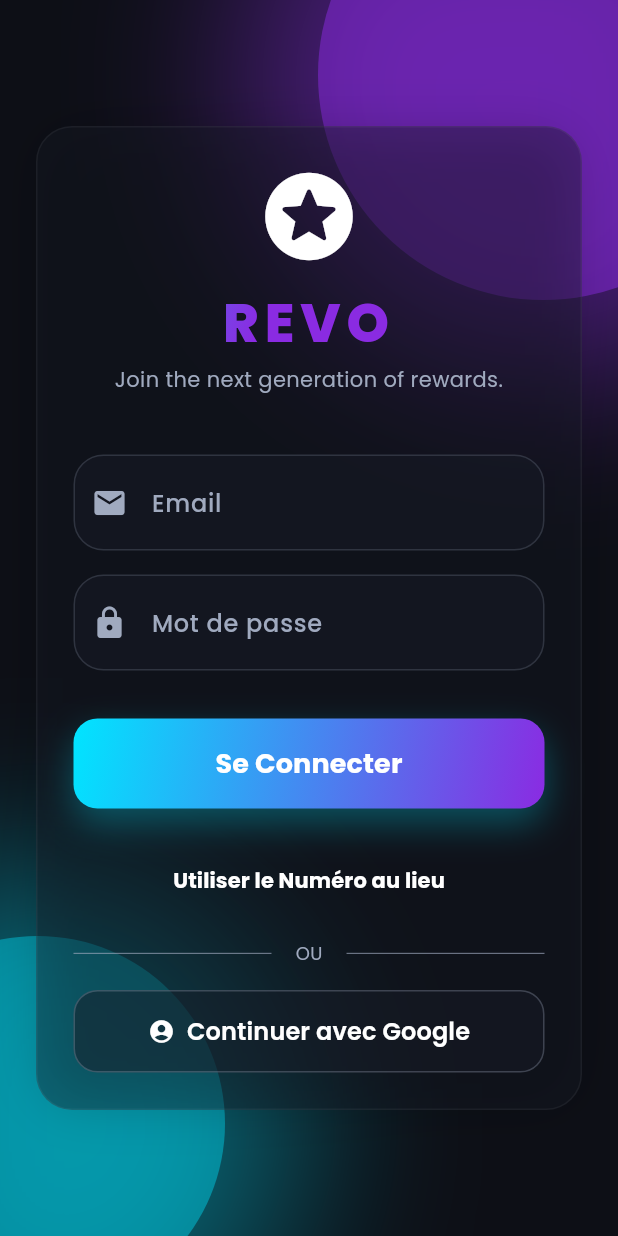
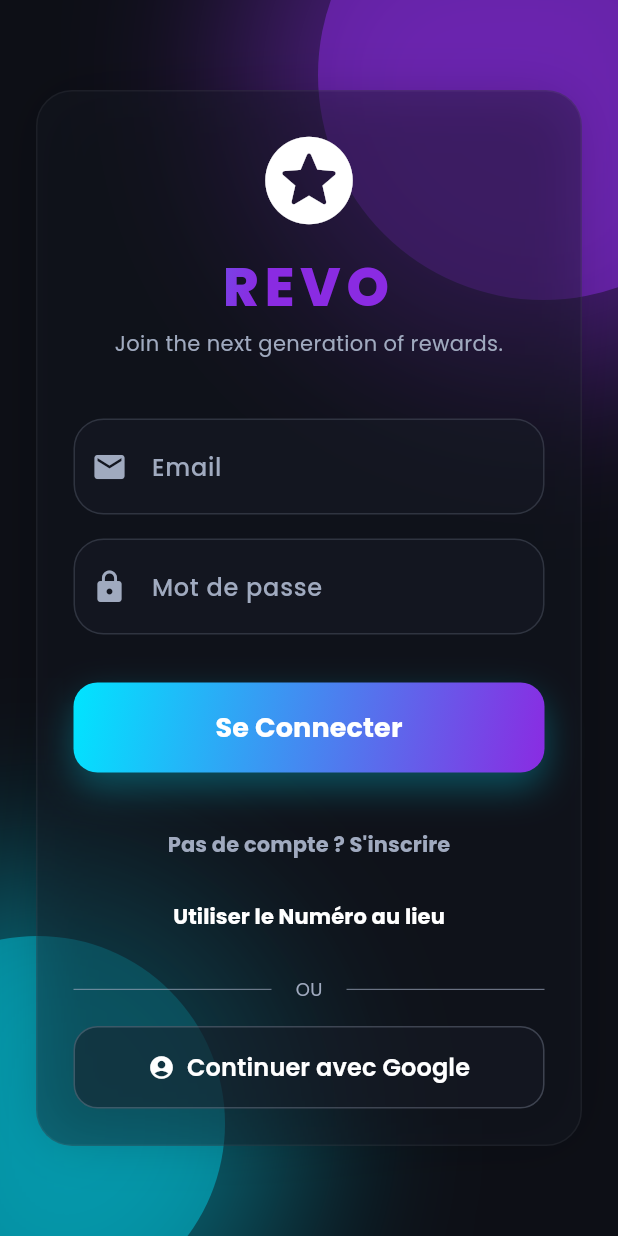
Before and after one commit to abdoufr/revo-app, a Flutter app: the screen it shows after launch, after a tap on an icon or button, on a phone screen of 412 x 824 dp. Run offline on Flutter 3.47's test engine with Material 3 defaults, Android fonts, the light colour scheme and no system bars; our stand-ins replace cloud_firestore, firebase_auth, firebase_core, flutter_riverpod, google_fonts, qr_flutter; missing offline and left inert: mobile_scanner; accounts and stored records are empty.

Commit message:
Add explicit sign up UI and separate sign in/sign up logic

```diff
--- a/lib/screens/login_screen.dart
+++ b/lib/screens/login_screen.dart
@@ -21,6 +21,7 @@ class _LoginScreenState extends ConsumerState<LoginScreen> {
   final _otpController = TextEditingController();
 
   bool _isPhoneLogin = true;
+  bool _isSignUp = false;
   bool _isLoading = false;
   bool _otpSent = false;
   ConfirmationResult? _confirmationResult;
@@ -28,6 +29,7 @@ class _LoginScreenState extends ConsumerState<LoginScreen> {
   void _toggleLoginType() {
     setState(() {
       _isPhoneLogin = !_isPhoneLogin;
+      _isSignUp = false;
       _otpSent = false;
       _confirmationResult = null;
     });
@@ -162,7 +164,9 @@ class _LoginScreenState extends ConsumerState<LoginScreen> {
 
                         // Trendy Button
                         GradientButton(
-                          text: _isPhoneLogin ? (_otpSent ? 'Confirmer le Code' : 'Envoyer le Code SMS') : 'Se Connecter',
+                          text: _isPhoneLogin
+                              ? (_otpSent ? 'Confirmer le Code' : 'Envoyer le Code SMS')
+                              : (_isSignUp ? 'Créer mon compte' : 'Se Connecter'),
                           isLoading: _isLoading,
                           onPressed: () async {
                             if (_isPhoneLogin) {
@@ -183,7 +187,7 @@ class _LoginScreenState extends ConsumerState<LoginScreen> {
                                 try {
                                   await ref.read(authControllerProvider).verifyOTP(_confirmationResult!, _otpController.text.trim());
                                 } catch (e) {
-                                  if (mounted) ScaffoldMessenger.of(context).showSnackBar(SnackBar(content: Text('Code invalide ou expiré')));
+                                  if (mounted) ScaffoldMessenger.of(context).showSnackBar(const SnackBar(content: Text('Code invalide ou expiré')));
                                 } finally {
                                   if (mounted) setState(() => _isLoading = false);
                                 }
@@ -192,7 +196,11 @@ class _LoginScreenState extends ConsumerState<LoginScreen> {
                               if (_emailController.text.isEmpty || _passwordController.text.isEmpty) return;
                               setState(() => _isLoading = true);
                               try {
-                                await ref.read(authControllerProvider).signInWithEmail(_emailController.text, _passwordController.text);
+                                if (_isSignUp) {
+                                  await ref.read(authControllerProvider).signUpWithEmail(_emailController.text.trim(), _passwordController.text.trim());
+                                } else {
+                                  await ref.read(authControllerProvider).signInWithEmail(_emailController.text.trim(), _passwordController.text.trim());
+                                }
                               } catch (e) {
                                 if (mounted) ScaffoldMessenger.of(context).showSnackBar(SnackBar(content: Text('Erreur: $e')));
                               } finally {
@@ -203,6 +211,15 @@ class _LoginScreenState extends ConsumerState<LoginScreen> {
                         ),
 
                         const SizedBox(height: 24),
+
+                        if (!_isPhoneLogin)
+                          TextButton(
+                            onPressed: () => setState(() => _isSignUp = !_isSignUp),
+                            child: Text(
+                              _isSignUp ? 'Déjà un compte ? Se connecter' : 'Pas de compte ? S\'inscrire',
+                              style: const TextStyle(color: AppTheme.textGrey, fontWeight: FontWeight.bold),
+                            ),
+                          ),
 
                         if (!_otpSent)
                           TextButton(
```
Also changed, not shown: lib/providers/auth_providers.dart (+10 -7 lines).
